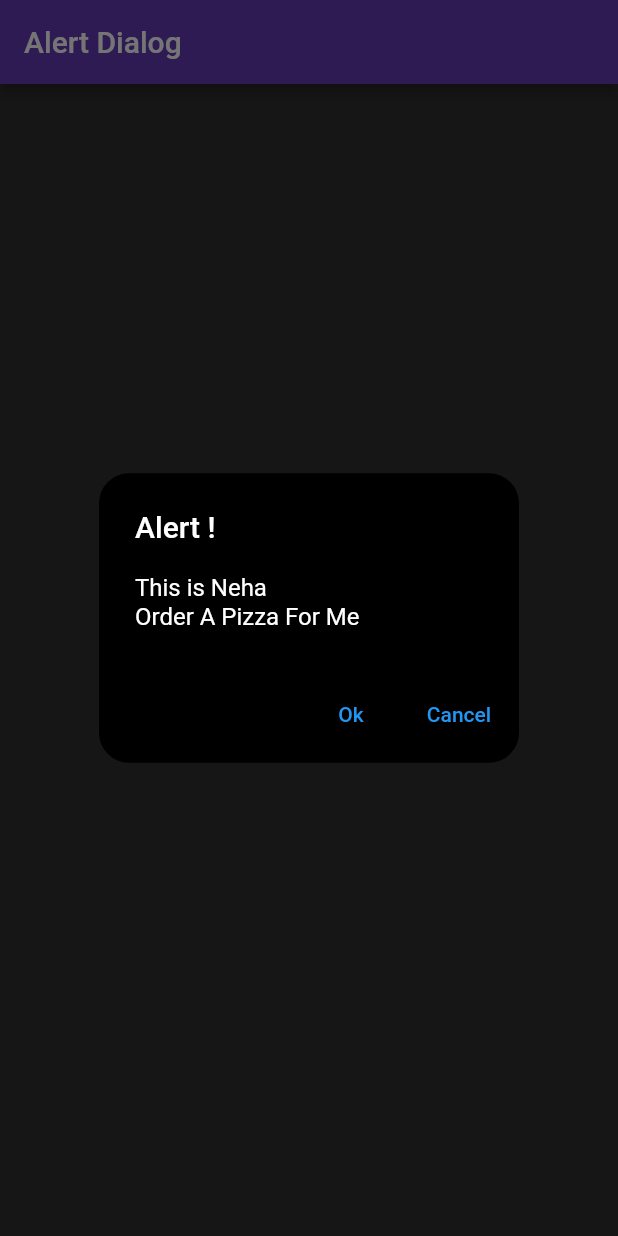
After one commit to itsnehabhagat05/LearningFlutterTopics, a Flutter app: the AlertWidget screen opened directly, after a tap on "Show Alert", on a phone screen of 412 x 824 dp. The commit adds this screen. Run offline on Flutter 3.47's test engine with Material 2 defaults, Android fonts, the phone set to English and light mode, and no system bars.

Commit message:
Alert Dialog Widget

```diff
--- a/lib/main.dart
+++ b/lib/main.dart
@@ -6,6 +6,7 @@
 import 'package:flutter/material.dart';
 //import 'package:learn_flutter/drawers.dart';
 import 'package:learn_flutter/widgets/Images.dart';
+import 'package:learn_flutter/widgets/alertdialog.dart';
 //import 'package:learn_flutter/widgets/dismissiable.dart';
 
 void main(){
@@ -24,7 +25,7 @@ class LearnApp extends StatelessWidget {
         brightness: Brightness.dark,
 
         primaryColor: Color.fromARGB(255, 55, 133, 196),),
-      home:ImagesWidget() ,
+      home:AlertWidget() ,
 
     );
   }
--- a/lib/widgets/Images.dart
+++ b/lib/widgets/Images.dart
@@ -1,5 +1,4 @@
 import 'package:flutter/material.dart';
-import 'package:cached_network_image/cached_network_image.dart';
 
 class ImagesWidget extends StatelessWidget {
   const ImagesWidget({super.key});
--- /dev/null
+++ b/lib/widgets/alertdialog.dart
@@ -0,0 +1,49 @@
+import 'package:flutter/material.dart';
+class AlertWidget extends StatelessWidget {
+  const AlertWidget({super.key});
+
+  @override
+  Widget build(BuildContext context) {
+    return Scaffold(
+      appBar: AppBar(
+        title: Text('Alert Dialog'),
+        backgroundColor: Colors.deepPurple,
+      ),
+      body: Center(
+        child: ElevatedButton(
+          child: Text('Show Alert') ,
+          onPressed: () {
+
+            _showMyDialog(context);
+          },
+        )
+      ),
+    );
+  }
+}
+
+Future<void> _showMyDialog(BuildContext context)async{
+  return showDialog(context: context, builder: (BuildContext context){
+    return AlertDialog(
+      elevation: 0,
+      scrollable: true,
+      backgroundColor: Colors.black,
+      shape: RoundedRectangleBorder(borderRadius: BorderRadius.circular(20)),
+      title: Text('Alert !'),
+      content: SingleChildScrollView(
+        child: ListBody(children: [
+          Text('This is Neha'),
+          Text('Order A Pizza For Me')
+        ]),
+      ),
+      actions: [
+        TextButton(onPressed: (() {}), child: Text('Ok')),
+        TextButton(onPressed: (() {
+          Navigator.pop(context);
+        }), child: Text('Cancel')),
+      ],
+
+    );
+
+  });
+}
--- a/pubspec.yaml
+++ b/pubspec.yaml
@@ -40,7 +40,7 @@ dependencies:
 dev_dependencies:
   flutter_test:
     sdk: flutter
-  cached_network_image: ^3.2.3
+
 
   # The "flutter_lints" package below contains a set of recommended lints to
   # encourage good coding practices. The lint set provided by the package is
```
Also changed, not shown: pubspec.lock, 1 other file.
